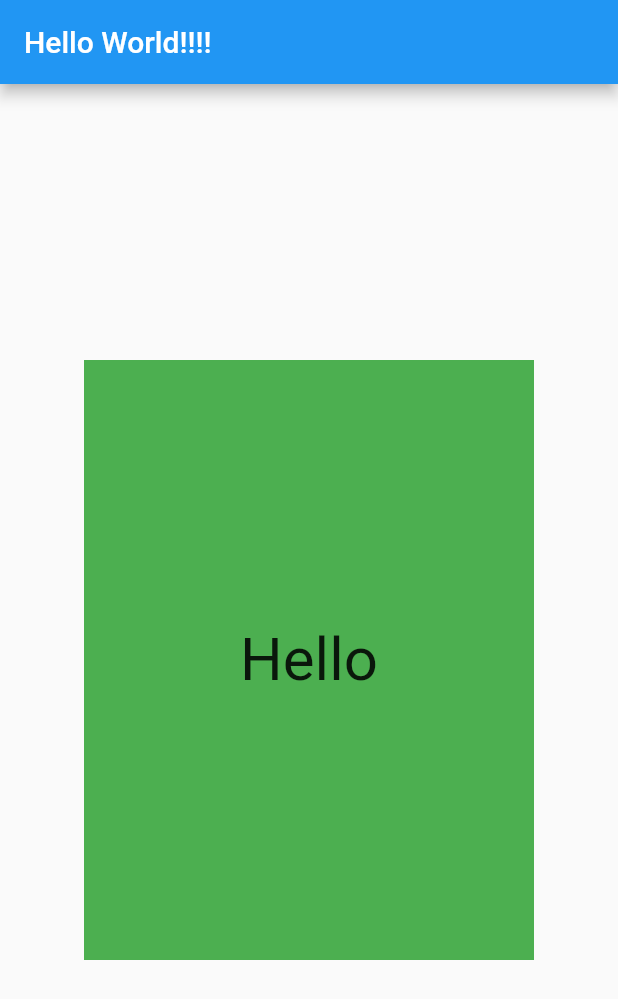
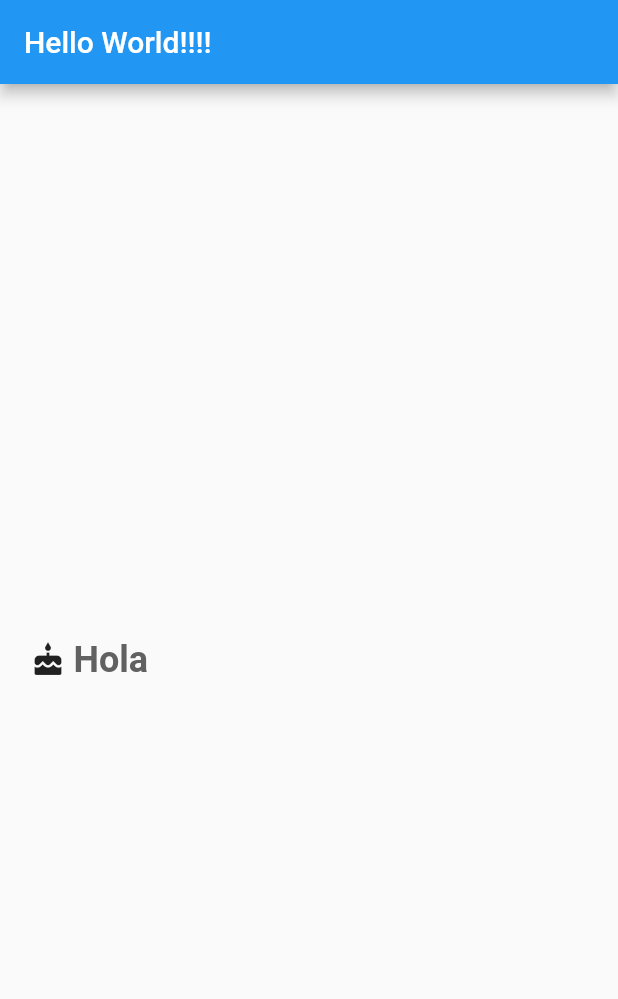
Before and after one commit to batusai513/hello_world_flutter, a Flutter app: the screen it shows after launch, on a phone screen of 412 x 824 dp. Shown: the top 999 px of the screen. Run offline on Flutter 3.47's test engine with Material 2 defaults, Android fonts, the phone set to English and light mode, and no system bars.

Commit message:
create a custom widget

```diff
--- a/lib/main.dart
+++ b/lib/main.dart
@@ -31,13 +31,28 @@ class HelloRectangle extends StatelessWidget {
   Widget build(BuildContext context) {
     return Center(
       child: Container(
-        height: 400.0,
-        width: 300.0,
-        color: Colors.green,
-        child: Center(
-          child: Text(
-            'Hello',
-            style: TextStyle(fontSize: 40.0),
+        child: Padding(
+          padding: EdgeInsets.all(15.0),
+          child: InkWell(
+            child: Row(
+              children: <Widget>[
+                Padding(
+                  padding: EdgeInsets.all(5.0),
+                  child: Icon(Icons.cake),
+                ),
+                Center(
+                  child: Text(
+                    'Hola',
+                    textAlign: TextAlign.center,
+                    style: Theme.of(context).textTheme.display1.copyWith(
+                          color: Colors.grey[700],
+                          fontSize: 24.0,
+                          fontWeight: FontWeight.w700,
+                        ),
+                  ),
+                ),
+              ],
+            ),
           ),
         ),
       ),
```
